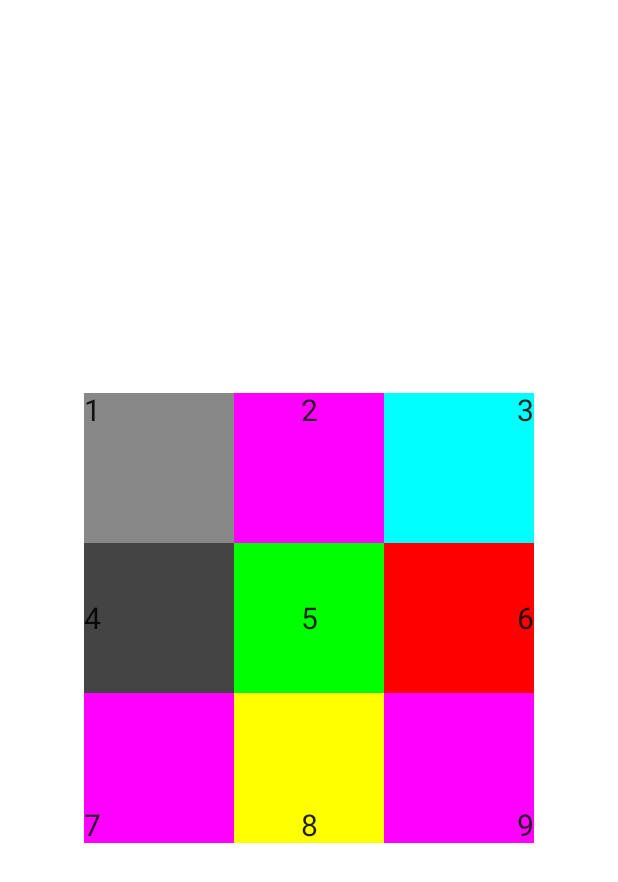
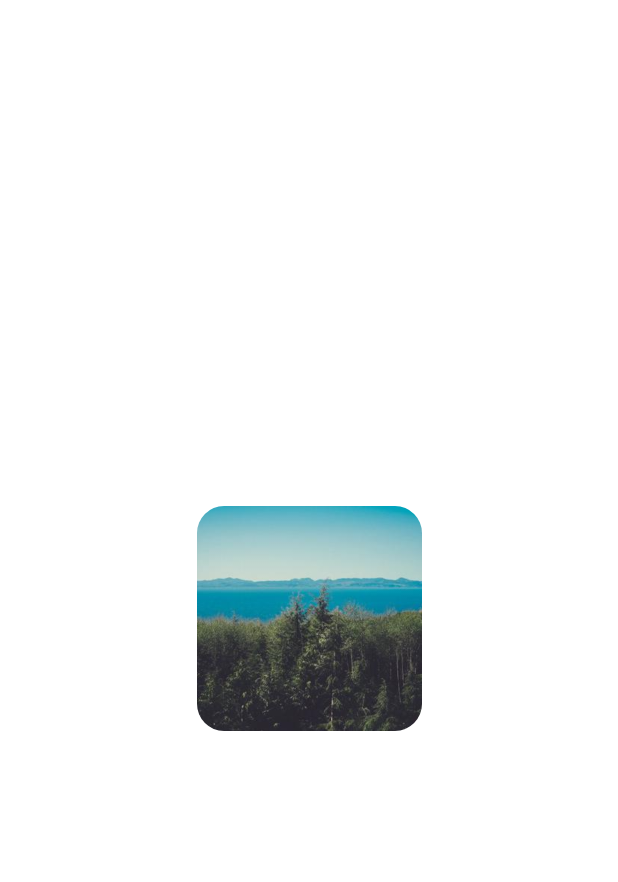
Before and after one commit to Licarey/compose, an Android app built with Jetpack Compose: the screen it shows after launch (MainActivity), on a phone screen of 412 x 824 dp. Shown: the top 882 px of the screen. Run offline under Robolectric (Android 15) with nearby library versions, the phone set to English and light mode, and no system bars; libraries missing offline, so code that uses them is left out: com.google.accompanist.coil.

Commit message:
修饰符Modifier的用法

```diff
--- a/app/src/main/java/com/carey/compose/MainActivity.kt
+++ b/app/src/main/java/com/carey/compose/MainActivity.kt
@@ -6,10 +6,7 @@ import android.util.Log
 import android.widget.Toast
 import androidx.activity.ComponentActivity
 import androidx.activity.compose.setContent
-import androidx.compose.foundation.BorderStroke
-import androidx.compose.foundation.Image
-import androidx.compose.foundation.background
-import androidx.compose.foundation.isSystemInDarkTheme
+import androidx.compose.foundation.*
 import androidx.compose.foundation.layout.*
 import androidx.compose.foundation.shape.RoundedCornerShape
 import androidx.compose.foundation.text.BasicTextField
@@ -24,6 +21,7 @@ import androidx.compose.runtime.mutableStateOf
 import androidx.compose.runtime.remember
 import androidx.compose.ui.Alignment
 import androidx.compose.ui.Modifier
+import androidx.compose.ui.draw.shadow
 import androidx.compose.ui.graphics.Color
 import androidx.compose.ui.graphics.ColorFilter
 import androidx.compose.ui.graphics.asImageBitmap
@@ -433,81 +431,121 @@ fun Greeting() {
 //        )
 //    }
 
-    Column(
-        modifier = Modifier.fillMaxSize(),
-        verticalArrangement = Arrangement.Center,
-        horizontalAlignment = Alignment.CenterHorizontally,
-    ) {
-        Row {
-            Box(
-                contentAlignment = Alignment.TopStart,
-                modifier = Modifier.size(100.dp).background(Color.Gray),
-            ) {
-                Text("1", fontSize = 20.sp)
-            }
-            Box(
-                contentAlignment = Alignment.TopCenter,
-                modifier = Modifier.size(100.dp).background(Color.Magenta),
-            ) {
-                Text("2", fontSize = 20.sp)
-            }
-            Box(
-                contentAlignment = Alignment.TopEnd,
-                modifier = Modifier.size(100.dp).background(Color.Cyan),
-            ) {
-                Text("3", fontSize = 20.sp)
-            }
-        }
-        Row {
-            Box(
-                contentAlignment = Alignment.CenterStart,
-                modifier = Modifier.size(100.dp).background(Color.DarkGray),
-            ) {
-                Text("4", fontSize = 20.sp)
-            }
-            Box(
-                contentAlignment = Alignment.Center,
-                modifier = Modifier.size(100.dp).background(Color.Green),
-            ) {
-                Text("5", fontSize = 20.sp)
-            }
-            Box(
-                contentAlignment = Alignment.CenterEnd,
-                modifier = Modifier.size(100.dp).background(Color.Red),
-            ) {
-                Text("6", fontSize = 20.sp)
-            }
-        }
+//    Column(
+//        modifier = Modifier.fillMaxSize(),
+//        verticalArrangement = Arrangement.Center,
+//        horizontalAlignment = Alignment.CenterHorizontally,
+//    ) {
+//        Row {
+//            Box(
+//                contentAlignment = Alignment.TopStart,
+//                modifier = Modifier.size(100.dp).background(Color.Gray),
+//            ) {
+//                Text("1", fontSize = 20.sp)
+//            }
+//            Box(
+//                contentAlignment = Alignment.TopCenter,
+//                modifier = Modifier.size(100.dp).background(Color.Magenta),
+//            ) {
+//                Text("2", fontSize = 20.sp)
+//            }
+//            Box(
+//                contentAlignment = Alignment.TopEnd,
+//                modifier = Modifier.size(100.dp).background(Color.Cyan),
+//            ) {
+//                Text("3", fontSize = 20.sp)
+//            }
+//        }
+//        Row {
+//            Box(
+//                contentAlignment = Alignment.CenterStart,
+//                modifier = Modifier.size(100.dp).background(Color.DarkGray),
+//            ) {
+//                Text("4", fontSize = 20.sp)
+//            }
+//            Box(
+//                contentAlignment = Alignment.Center,
+//                modifier = Modifier.size(100.dp).background(Color.Green),
+//            ) {
+//                Text("5", fontSize = 20.sp)
+//            }
+//            Box(
+//                contentAlignment = Alignment.CenterEnd,
+//                modifier = Modifier.size(100.dp).background(Color.Red),
+//            ) {
+//                Text("6", fontSize = 20.sp)
+//            }
+//        }
+//
+//        Row {
+//            Box(
+//                contentAlignment = Alignment.BottomStart,
+//                modifier = Modifier.size(100.dp).background(Color.Magenta),
+//            ) {
+//                Text("7", fontSize = 20.sp)
+//            }
+//            Box(
+//                contentAlignment = Alignment.BottomCenter,
+//                modifier = Modifier.size(100.dp).background(Color.Yellow),
+//            ) {
+//                Text("8", fontSize = 20.sp)
+//            }
+//            Box(
+//                contentAlignment = Alignment.BottomEnd,
+//                modifier = Modifier.size(100.dp).background(Color.Magenta),
+//            ) {
+//                Text("9", fontSize = 20.sp)
+//            }
+//        }
+//
+//    }
 
-        Row {
-            Box(
-                contentAlignment = Alignment.BottomStart,
-                modifier = Modifier.size(100.dp).background(Color.Magenta),
-            ) {
-                Text("7", fontSize = 20.sp)
-            }
-            Box(
-                contentAlignment = Alignment.BottomCenter,
-                modifier = Modifier.size(100.dp).background(Color.Yellow),
-            ) {
-                Text("8", fontSize = 20.sp)
-            }
-            Box(
-                contentAlignment = Alignment.BottomEnd,
-                modifier = Modifier.size(100.dp).background(Color.Magenta),
-            ) {
-                Text("9", fontSize = 20.sp)
-            }
-        }
+    // 修饰符Modifier
+//    Text("程序员", modifier = Modifier.fillMaxSize())
+//    Text("程序员", modifier = Modifier.fillMaxWidth()) // 充满宽
+//    Text("程序员", modifier = Modifier.fillMaxHeight()) // 充满高
+//    Text("程序员", modifier = Modifier.size(100.dp)) // 宽高都是100dp
+//    Text("程序员", modifier = Modifier.size(width = 100.dp, height = 80.dp)) // 宽100dp 高80dp
 
+//    Box {
+//        Spacer(modifier = Modifier.matchParentSize().background(Color.Red))
+//        Text("程序员", fontSize = 30.sp)
+//    }
+
+//    Row(
+//        Modifier
+//            .fillMaxSize()
+//            .padding(10.dp)) {
+//        Box(modifier = Modifier.weight(2f).height(50.dp).background(Color.Blue))
+//        Box(modifier = Modifier.weight(1f).height(50.dp).background(Color.Red).clickable {
+//            Log.e("LM" , "点击了Box")
+//        })
+//        Modifier.shadow()
+//    }
+
+//    Box(contentAlignment = Alignment.Center) {
+//        Image(painter = painterResource(id = R.drawable.small),
+////            modifier = Modifier.size(150.dp).shadow(elevation = 10.dp, shape = MaterialTheme.shapes.medium),
+//            modifier = Modifier.size(150.dp).shadow(elevation = 10.dp, shape = RoundedCornerShape(18.dp)),
+//            contentDescription = ""
+//        )
+//    }
+
+    Box(contentAlignment = Alignment.Center) {
+        Image(painter = painterResource(id = R.drawable.small),
+//            modifier = Modifier.size(150.dp).shadow(elevation = 10.dp, shape = MaterialTheme.shapes.medium),
+            modifier = Modifier.size(150.dp).shadow(elevation = 0.dp, shape = RoundedCornerShape(18.dp), clip = true),
+            contentDescription = ""
+        )
     }
-
 }
 
 @Composable
 fun DefaultText(text: String) {
     Text(text = text,
-        modifier = Modifier.size(100.dp).background(Color.Red),
+        modifier = Modifier
+            .size(100.dp)
+            .background(Color.Red),
         fontSize = 30.sp,
         textAlign = TextAlign.Center
     )
--- a/app/src/main/res/layout/main.xml
+++ b/app/src/main/res/layout/main.xml
@@ -5,8 +5,8 @@
     android:orientation="vertical">
 
     <TextView
-        android:layout_width="wrap_content"
-        android:layout_height="wrap_content"
+        android:layout_width="100dp"
+        android:layout_height="40dp"
         android:gravity="center"
         android:text="Text1"/>
     <TextView
@@ -15,8 +15,8 @@
         android:gravity="center"
         android:text="Text2"/>
     <TextView
-        android:layout_width="wrap_content"
-        android:layout_height="wrap_content"
+        android:layout_width="match_parent"
+        android:layout_height="match_parent"
         android:gravity="center"
         android:text="Text3"/>
 
```
Also changed, not shown: app/src/main/res/drawable/small.png (added).
